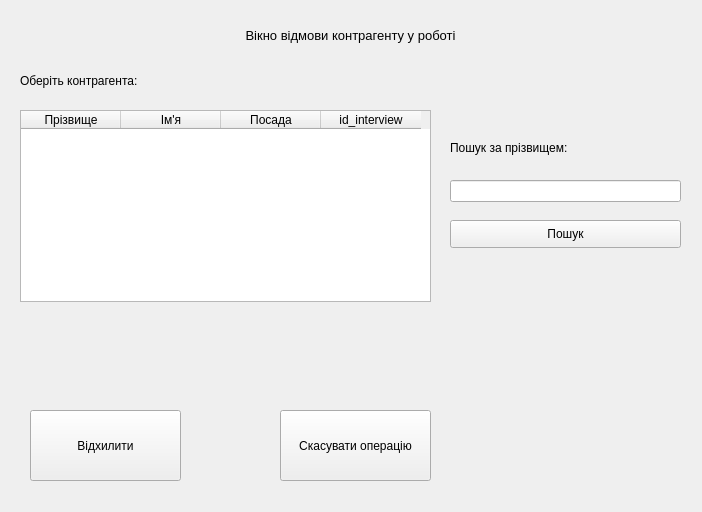
Artem-Chabanovskiy/Course_Work, file rejectconrinterview.ui: the form before one commit.
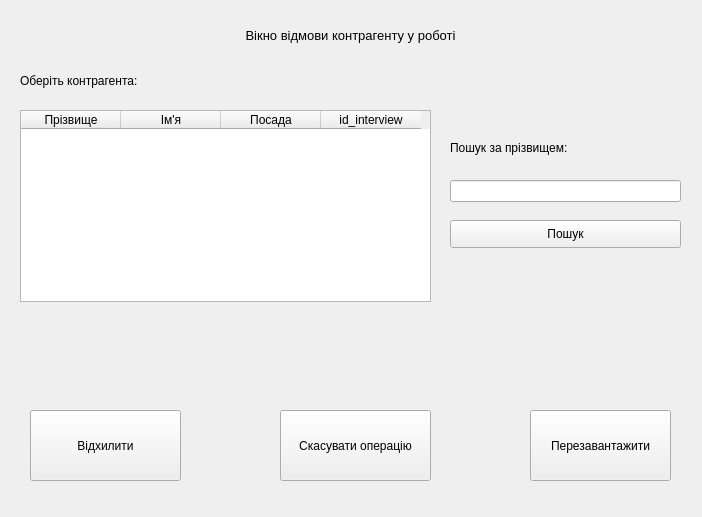
The form after the commit.

```diff
--- a/rejectconrinterview.ui
+++ b/rejectconrinterview.ui
@@ -7,9 +7,27 @@
     <x>0</x>
     <y>0</y>
     <width>702</width>
-    <height>512</height>
+    <height>517</height>
    </rect>
   </property>
+  <property name="minimumSize">
+   <size>
+    <width>702</width>
+    <height>517</height>
+   </size>
+  </property>
+  <property name="maximumSize">
+   <size>
+    <width>702</width>
+    <height>517</height>
+   </size>
+  </property>
+  <property name="baseSize">
+   <size>
+    <width>702</width>
+    <height>517</height>
+   </size>
+  </property>
   <property name="windowTitle">
    <string>Form</string>
   </property>
@@ -155,6 +173,19 @@
     </rect>
    </property>
   </widget>
+  <widget class="QPushButton" name="refresh_bt">
+   <property name="geometry">
+    <rect>
+     <x>530</x>
+     <y>410</y>
+     <width>141</width>
+     <height>71</height>
+    </rect>
+   </property>
+   <property name="text">
+    <string>Перезавантажити</string>
+   </property>
+  </widget>
  </widget>
  <resources/>
  <connections/>
```
Left out of the diff: 5 changed lines with no effect on the pictures.
